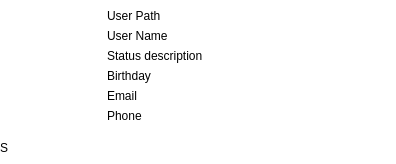
Above: src/desktop/GuiVCard.ui from Stkai/BeeBEEP before the change. Below: the same form after it.
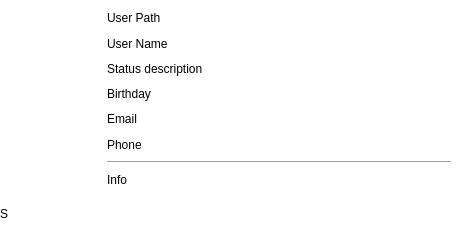
That is the form after the change. Icons and pictures are not drawn.

Commit message: Fixed a bug in the VCard: workgroups overwrite the qt version of the users

The edit to the form file:
```diff
--- a/src/desktop/GuiVCard.ui
+++ b/src/desktop/GuiVCard.ui
@@ -6,8 +6,8 @@
    <rect>
     <x>0</x>
     <y>0</y>
-    <width>396</width>
-    <height>158</height>
+    <width>460</width>
+    <height>230</height>
    </rect>
   </property>
   <property name="palette">
@@ -381,6 +381,20 @@
         </property>
        </widget>
       </item>
+      <item>
+       <widget class="Line" name="line">
+        <property name="orientation">
+         <enum>Qt::Horizontal</enum>
+        </property>
+       </widget>
+      </item>
+      <item>
+       <widget class="QLabel" name="mp_lInfo">
+        <property name="text">
+         <string>Info</string>
+        </property>
+       </widget>
+      </item>
      </layout>
     </widget>
    </item>
```
The commit also changes 26 other files.
